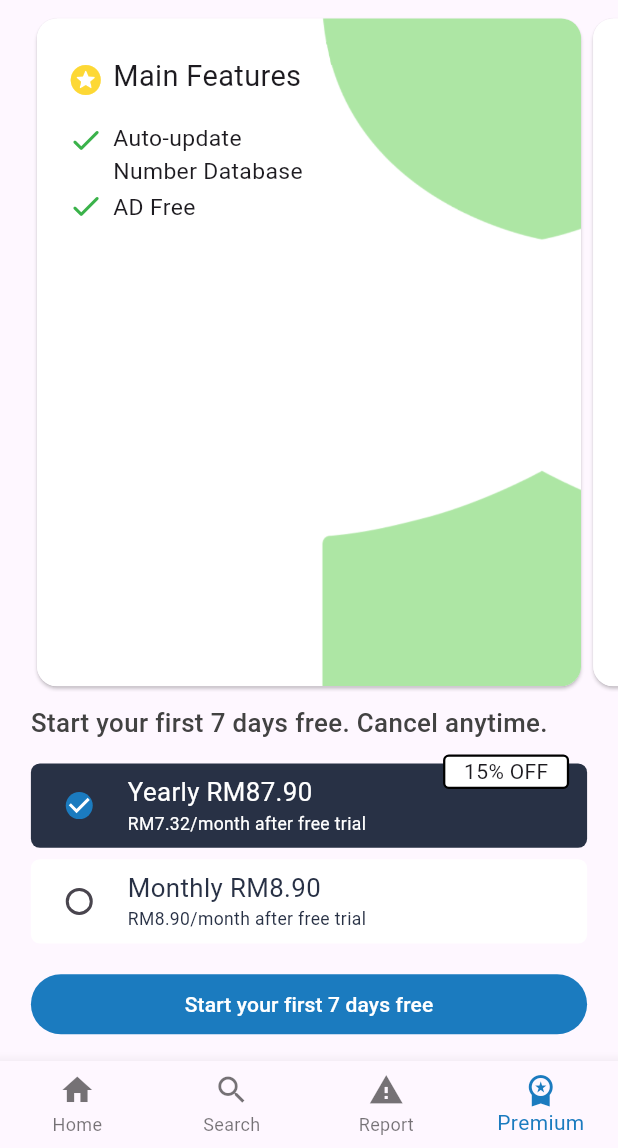
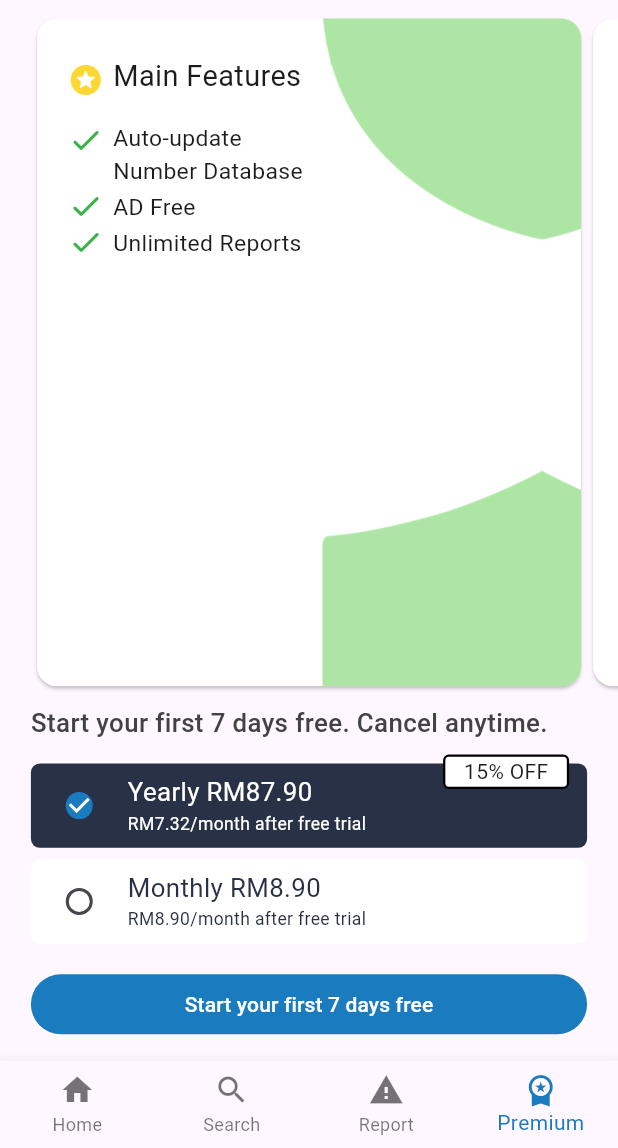
Before and after one commit to Addin15/elakscam_frontend, a Flutter app: the screen it shows after launch, item 4 of the bottom bar chosen, on a phone screen of 412 x 824 dp, the part 88-1236 px from its top. Run offline on Flutter 3.47's test engine with Material 2 defaults, Android fonts, the phone set to English and light mode, and no system bars; drawn by our look-alikes of carousel_slider; our stand-ins replace file_picker, flutter_spinkit, lottie, responsive_sizer; missing offline and left inert: qr_code_scanner; network calls fail.

Commit message:
premium update

```diff
--- a/lib/pages/premium_page.dart
+++ b/lib/pages/premium_page.dart
@@ -107,6 +107,22 @@ class _PremiumPageState extends State<PremiumPage> {
                                 SizedBox(width: 1.5.w),
                                 Text(
                                   'AD Free',
+                                  style: TextStyle(
+                                    fontSize: 16.sp,
+                                  ),
+                                ),
+                              ],
+                            ),
+                            Row(
+                              crossAxisAlignment: CrossAxisAlignment.end,
+                              children: [
+                                Icon(
+                                  Icons.done_rounded,
+                                  color: tertiaryColor,
+                                ),
+                                SizedBox(width: 1.5.w),
+                                Text(
+                                  'Unlimited Reports',
                                   style: TextStyle(
                                     fontSize: 16.sp,
                                   ),
```
